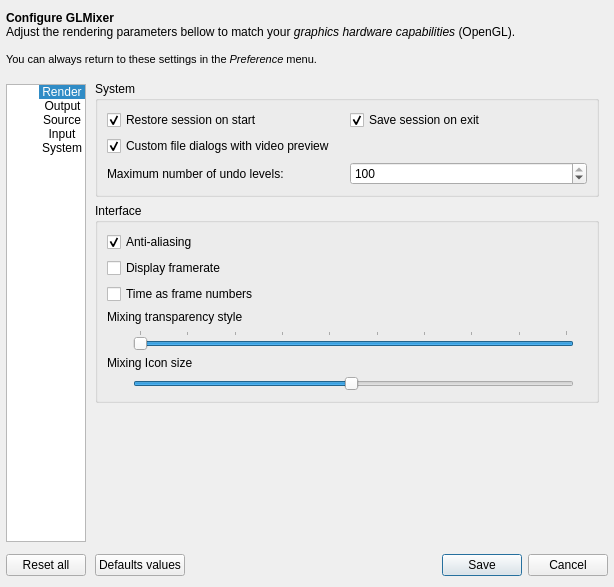
The window that src/UserPreferencesDialog.ui (markus-wa/glmixer-mirror) describes before a commit, drawn with Qt 5.
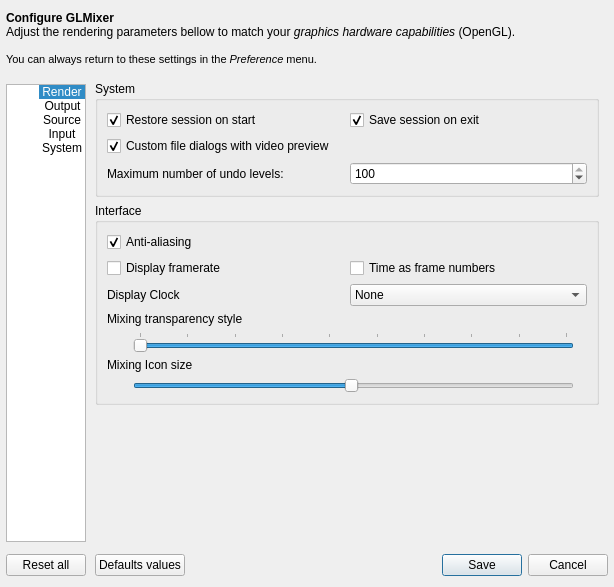
The same window after the commit. The open tabs and pages were chosen to show the change. Icons and pictures are not drawn. Custom widgets are drawn as their Qt base class.

Commit message: Implementation of display of timer in output preview, with associated user preference.

Diff of the .ui file:
```diff
--- a/src/UserPreferencesDialog.ui
+++ b/src/UserPreferencesDialog.ui
@@ -2080,6 +2080,8 @@
                </widget>
               </item>
               <item>
+               <layout class="QHBoxLayout" name="horizontalLayout_14">
+                <item>
                <widget class="QCheckBox" name="displayFramerate">
                 <property name="toolTip">
                  <string>&lt;html&gt;&lt;head/&gt;&lt;body&gt;&lt;p&gt;Shows the rendering framerate in the upper right corner.&lt;/p&gt;&lt;/body&gt;&lt;/html&gt;</string>
@@ -2098,6 +2100,38 @@
                  <string>Time as frame numbers</string>
                 </property>
                </widget>
+                </item>
+               </layout>
+              </item>
+              <item>
+               <layout class="QHBoxLayout" name="horizontalLayout_15">
+                <item>
+                 <widget class="QLabel" name="label_31">
+                  <property name="text">
+                   <string>Display Clock</string>
+                  </property>
+                 </widget>
+                </item>
+                <item>
+                 <widget class="QComboBox" name="displayTimer">
+                  <item>
+                   <property name="text">
+                    <string>None</string>
+                   </property>
+                  </item>
+                  <item>
+                   <property name="text">
+                    <string>Small</string>
+                   </property>
+                  </item>
+                  <item>
+                   <property name="text">
+                    <string>Large</string>
+                   </property>
+                  </item>
+                 </widget>
+                </item>
+               </layout>
               </item>
               <item>
                <layout class="QGridLayout" name="gridLayout_4">
```
Left out of the diff: 10 changed lines with no effect on the pictures. Lines whose indentation alone changed are shown as unchanged. The commit also changes 5 other files.
